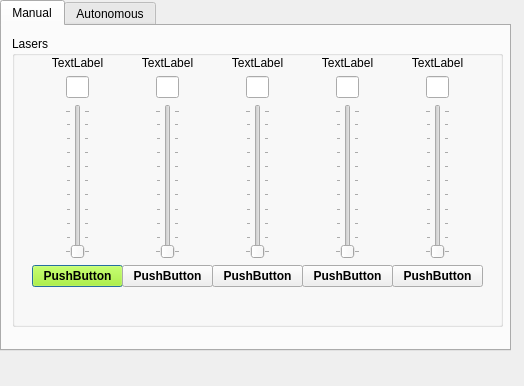
The window that UILaserController.ui (kjamartens/Gladoscopy) describes before a commit, drawn with Qt 5.
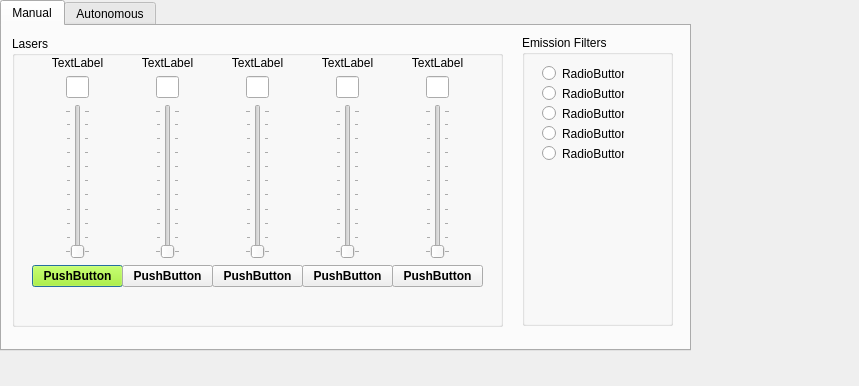
The same window after the commit.

Diff of the .ui file:
```diff
--- a/UILaserController.ui
+++ b/UILaserController.ui
@@ -6,7 +6,7 @@
    <rect>
     <x>0</x>
     <y>0</y>
-    <width>524</width>
+    <width>859</width>
     <height>386</height>
    </rect>
   </property>
@@ -18,7 +18,7 @@
     <rect>
      <x>0</x>
      <y>0</y>
-     <width>511</width>
+     <width>691</width>
      <height>351</height>
     </rect>
    </property>
@@ -1080,6 +1080,94 @@
       </layout>
      </widget>
     </widget>
+    <widget class="QGroupBox" name="FWBox">
+     <property name="geometry">
+      <rect>
+       <x>520</x>
+       <y>9</y>
+       <width>151</width>
+       <height>291</height>
+      </rect>
+     </property>
+     <property name="title">
+      <string>Emission Filters</string>
+     </property>
+     <widget class="QRadioButton" name="FW_radioButton_0">
+      <property name="geometry">
+       <rect>
+        <x>20</x>
+        <y>30</y>
+        <width>82</width>
+        <height>17</height>
+       </rect>
+      </property>
+      <property name="font">
+       <font>
+        <weight>50</weight>
+        <bold>false</bold>
+        <kerning>true</kerning>
+       </font>
+      </property>
+      <property name="text">
+       <string>RadioButton</string>
+      </property>
+      <property name="checkable">
+       <bool>true</bool>
+      </property>
+     </widget>
+     <widget class="QRadioButton" name="FW_radioButton_3">
+      <property name="geometry">
+       <rect>
+        <x>20</x>
+        <y>90</y>
+        <width>82</width>
+        <height>17</height>
+       </rect>
+      </property>
+      <property name="text">
+       <string>RadioButton</string>
+      </property>
+     </widget>
+     <widget class="QRadioButton" name="FW_radioButton_4">
+      <property name="geometry">
+       <rect>
+        <x>20</x>
+        <y>110</y>
+        <width>82</width>
+        <height>17</height>
+       </rect>
+      </property>
+      <property name="text">
+       <string>RadioButton</string>
+      </property>
+     </widget>
+     <widget class="QRadioButton" name="FW_radioButton_2">
+      <property name="geometry">
+       <rect>
+        <x>20</x>
+        <y>70</y>
+        <width>82</width>
+        <height>17</height>
+       </rect>
+      </property>
+      <property name="text">
+       <string>RadioButton</string>
+      </property>
+     </widget>
+     <widget class="QRadioButton" name="FW_radioButton_1">
+      <property name="geometry">
+       <rect>
+        <x>20</x>
+        <y>50</y>
+        <width>82</width>
+        <height>17</height>
+       </rect>
+      </property>
+      <property name="text">
+       <string>RadioButton</string>
+      </property>
+     </widget>
+    </widget>
    </widget>
    <widget class="QWidget" name="tab_autonomous">
     <attribute name="title">
```
